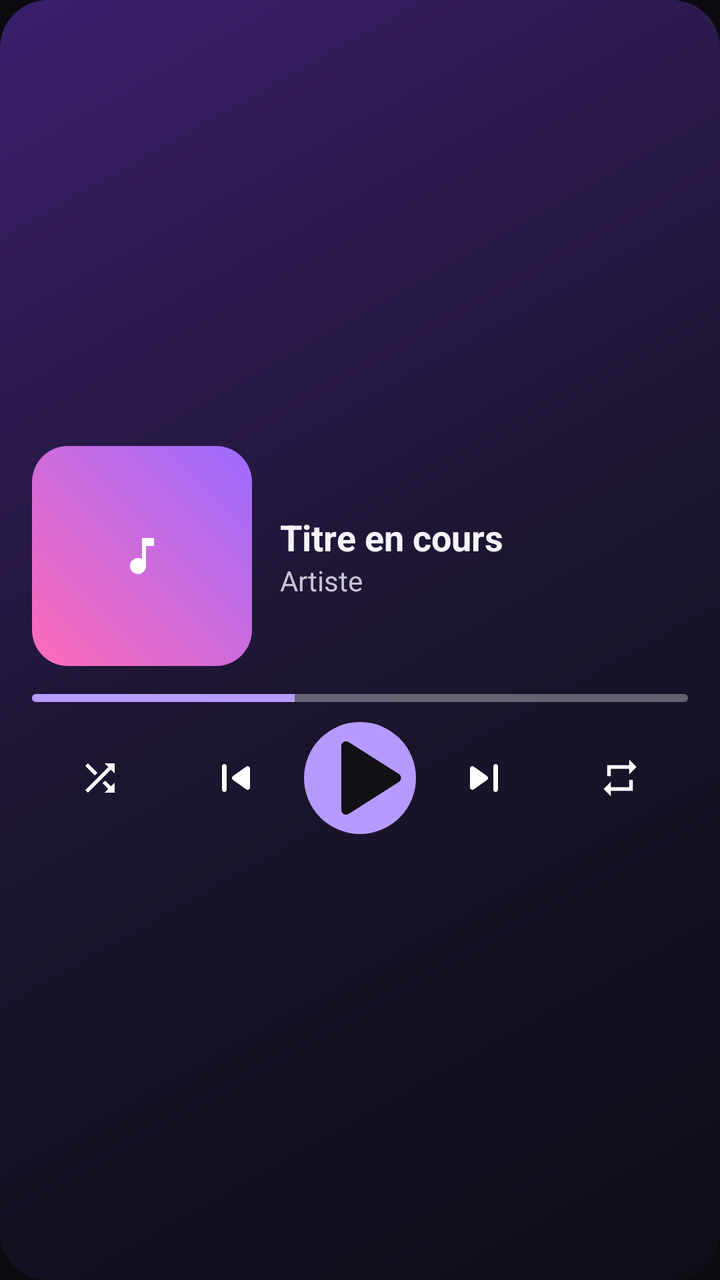
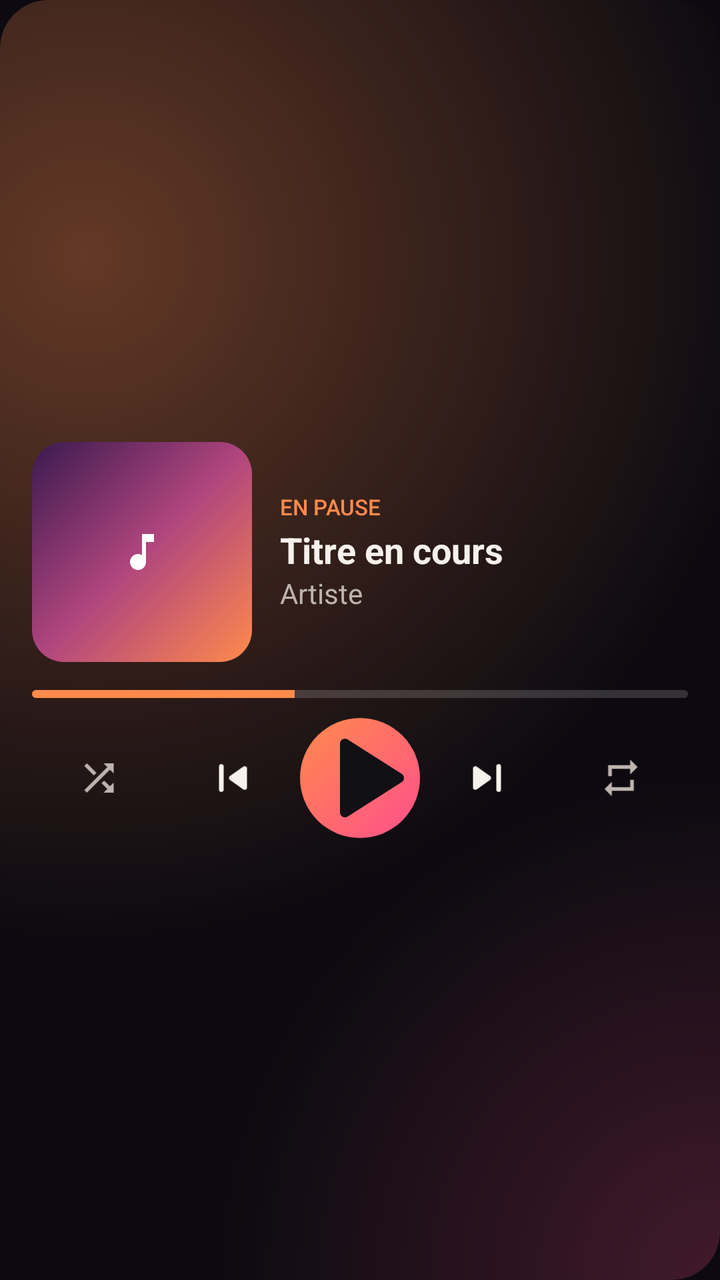

The first picture is an Android layout as it rendered before a commit; the second is the same layout after the commit. The layout source and the unified diff follow.
<!-- AndroidManifest.xml: application theme Theme.Synxio.Splash -->
<!-- res/layout/widget_preview_large.xml -->
<?xml version="1.0" encoding="utf-8"?>
<LinearLayout xmlns:android="http://schemas.android.com/apk/res/android"
    android:layout_width="match_parent"
    android:layout_height="match_parent"
    android:background="@drawable/widget_preview_bg"
    android:gravity="center_vertical"
    android:orientation="vertical"
    android:padding="16dp">

    <LinearLayout
        android:layout_width="match_parent"
        android:layout_height="wrap_content"
        android:gravity="center_vertical"
        android:orientation="horizontal">

        <ImageView
            android:layout_width="110dp"
            android:layout_height="110dp"
            android:background="@drawable/widget_preview_art"
            android:importantForAccessibility="no"
            android:scaleType="center"
            android:src="@drawable/ic_widget_note" />

        <LinearLayout
            android:layout_width="0dp"
            android:layout_height="wrap_content"
            android:layout_marginStart="14dp"
            android:layout_weight="1"
            android:orientation="vertical">

            <TextView
                android:layout_width="wrap_content"
                android:layout_height="wrap_content"
                android:maxLines="1"
                android:text="@string/widget_preview_title"
                android:textColor="#FFF5F3FA"
                android:textSize="18sp"
                android:textStyle="bold" />

            <TextView
                android:layout_width="wrap_content"
                android:layout_height="wrap_content"
                android:maxLines="1"
                android:text="@string/widget_preview_artist"
                android:textColor="#FFC9C4D6"
                android:textSize="14sp" />
        </LinearLayout>
    </LinearLayout>

    <ProgressBar
        style="@android:style/Widget.ProgressBar.Horizontal"
        android:layout_width="match_parent"
        android:layout_height="4dp"
        android:layout_marginTop="14dp"
        android:progress="40"
        android:progressBackgroundTint="#55FFFFFF"
        android:progressTint="#FFB59BFF" />

    <LinearLayout
        android:layout_width="match_parent"
        android:layout_height="wrap_content"
        android:layout_marginTop="10dp"
        android:gravity="center"
        android:orientation="horizontal">

        <ImageView
            android:layout_width="0dp"
            android:layout_height="22dp"
            android:layout_weight="1"
            android:importantForAccessibility="no"
            android:src="@drawable/ic_widget_shuffle" />

        <ImageView
            android:layout_width="0dp"
            android:layout_height="28dp"
            android:layout_weight="1"
            android:importantForAccessibility="no"
            android:src="@drawable/ic_widget_previous" />

        <ImageView
            android:layout_width="56dp"
            android:layout_height="56dp"
            android:importantForAccessibility="no"
            android:src="@drawable/widget_preview_play" />

        <ImageView
            android:layout_width="0dp"
            android:layout_height="28dp"
            android:layout_weight="1"
            android:importantForAccessibility="no"
            android:src="@drawable/ic_widget_next" />

        <ImageView
            android:layout_width="0dp"
            android:layout_height="22dp"
            android:layout_weight="1"
            android:importantForAccessibility="no"
            android:src="@drawable/ic_widget_repeat" />
    </LinearLayout>
</LinearLayout>
<!-- resources referenced by this layout -->
<resources>
  <!-- drawable ic_widget_note (drawable) -->
  <vector xmlns:android="http://schemas.android.com/apk/res/android"
      android:width="24dp"
      android:height="24dp"
      android:viewportWidth="24"
      android:viewportHeight="24">
      <path
          android:fillColor="#FFFFFFFF"
          android:pathData="M12,3v10.55c-0.59,-0.34 -1.27,-0.55 -2,-0.55 -2.21,0 -4,1.79 -4,4s1.79,4 4,4 4,-1.79 4,-4V7h4V3h-6z" />
  </vector>
  <!-- drawable ic_widget_repeat (drawable) -->
  <vector xmlns:android="http://schemas.android.com/apk/res/android"
      android:width="24dp"
      android:height="24dp"
      android:viewportWidth="24"
      android:viewportHeight="24">
      <path
          android:fillColor="#FFFFFFFF"
          android:pathData="M7,7h10v3l4,-4 -4,-4v3L5,5v6h2L7,7zM17,17L7,17v-3l-4,4 4,4v-3h12v-6h-2v4z" />
  </vector>
  <!-- drawable widget_preview_art (drawable) -->
  <?xml version="1.0" encoding="utf-8"?>
  <shape xmlns:android="http://schemas.android.com/apk/res/android" android:shape="rectangle">
      <gradient
          android:angle="45"
          android:endColor="#FF9B6BFF"
          android:startColor="#FFFF6BB8" />
      <corners android:radius="18dp" />
  </shape>
  <!-- drawable widget_preview_bg (drawable) -->
  <?xml version="1.0" encoding="utf-8"?>
  <shape xmlns:android="http://schemas.android.com/apk/res/android" android:shape="rectangle">
      <gradient
          android:angle="315"
          android:centerColor="#FF1C1530"
          android:endColor="#FF0E0D14"
          android:startColor="#FF3A1F6B" />
      <corners android:radius="24dp" />
  </shape>
  <!-- drawable widget_preview_play (drawable) -->
  <?xml version="1.0" encoding="utf-8"?>
  <layer-list xmlns:android="http://schemas.android.com/apk/res/android">
      <item>
          <shape android:shape="oval">
              <solid android:color="#FFB59BFF" />
          </shape>
      </item>
      <item
          android:width="24dp"
          android:height="24dp"
          android:drawable="@drawable/ic_widget_preview_play"
          android:gravity="center" />
  </layer-list>
  <string name="widget_preview_artist">Artiste</string>
  <string name="widget_preview_title">Titre en cours</string>
  <style name="Theme.Synxio.Splash" parent="Theme.Synxio">
          <item name="android:windowBackground">@color/splash_background</item>
          <item name="android:navigationBarColor">@android:color/transparent</item>
          <item name="android:statusBarColor">@android:color/transparent</item>
      </style>
  <style name="Theme.Synxio" parent="Theme.AppCompat.NoActionBar" />
  <color name="splash_background">#0B0B0F</color>
  <!-- unchanged entries left out for length: 4 -->
</resources>

<!-- the commit's change to res/layout/widget_preview_large.xml (unified diff, before → after) -->
@@ -1,8 +1,12 @@
 <?xml version="1.0" encoding="utf-8"?>
 <LinearLayout xmlns:android="http://schemas.android.com/apk/res/android"
+    xmlns:tools="http://schemas.android.com/tools"
+    tools:ignore="UseAppTint"
+    android:id="@android:id/background"
     android:layout_width="match_parent"
     android:layout_height="match_parent"
-    android:background="@drawable/widget_preview_bg"
+    android:background="@drawable/widget_lumen_preview_bg"
+    android:clipToOutline="true"
     android:gravity="center_vertical"
     android:orientation="vertical"
     android:padding="16dp">
@@ -16,10 +20,11 @@
         <ImageView
             android:layout_width="110dp"
             android:layout_height="110dp"
-            android:background="@drawable/widget_preview_art"
+            android:background="@drawable/widget_lumen_preview_art"
             android:importantForAccessibility="no"
             android:scaleType="center"
-            android:src="@drawable/ic_widget_note" />
+            android:src="@drawable/ic_widget_note"
+            android:tint="#B3FFFFFF" />
 
         <LinearLayout
             android:layout_width="0dp"
@@ -31,18 +36,31 @@
             <TextView
                 android:layout_width="wrap_content"
                 android:layout_height="wrap_content"
+                android:fontFamily="sans-serif-medium"
+                android:maxLines="1"
+                android:text="@string/widget_eyebrow_paused"
+                android:textAllCaps="true"
+                android:textColor="#FFFF8A4C"
+                android:textSize="11sp" />
+
+            <TextView
+                android:layout_width="wrap_content"
+                android:layout_height="wrap_content"
+                android:layout_marginTop="2dp"
+                android:ellipsize="end"
                 android:maxLines="1"
                 android:text="@string/widget_preview_title"
-                android:textColor="#FFF5F3FA"
+                android:textColor="#FFF6F1EC"
                 android:textSize="18sp"
                 android:textStyle="bold" />
 
             <TextView
                 android:layout_width="wrap_content"
                 android:layout_height="wrap_content"
+                android:ellipsize="end"
                 android:maxLines="1"
                 android:text="@string/widget_preview_artist"
-                android:textColor="#FFC9C4D6"
+                android:textColor="#FFBDB4AF"
                 android:textSize="14sp" />
         </LinearLayout>
     </LinearLayout>
@@ -53,8 +71,8 @@
         android:layout_height="4dp"
         android:layout_marginTop="14dp"
         android:progress="40"
-        android:progressBackgroundTint="#55FFFFFF"
-        android:progressTint="#FFB59BFF" />
+        android:progressBackgroundTint="#29FFFFFF"
+        android:progressTint="#FFFF8A4C" />
 
     <LinearLayout
         android:layout_width="match_parent"
@@ -68,33 +86,37 @@
             android:layout_height="22dp"
             android:layout_weight="1"
             android:importantForAccessibility="no"
-            android:src="@drawable/ic_widget_shuffle" />
+            android:src="@drawable/ic_widget_shuffle"
+            android:tint="#FFBDB4AF" />
 
         <ImageView
             android:layout_width="0dp"
             android:layout_height="28dp"
             android:layout_weight="1"
             android:importantForAccessibility="no"
-            android:src="@drawable/ic_widget_previous" />
+            android:src="@drawable/ic_widget_previous"
+            android:tint="#FFF6F1EC" />
 
         <ImageView
-            android:layout_width="56dp"
-            android:layout_height="56dp"
+            android:layout_width="60dp"
+            android:layout_height="60dp"
             android:importantForAccessibility="no"
-            android:src="@drawable/widget_preview_play" />
+            android:src="@drawable/widget_lumen_preview_play" />
 
         <ImageView
             android:layout_width="0dp"
             android:layout_height="28dp"
             android:layout_weight="1"
             android:importantForAccessibility="no"
-            android:src="@drawable/ic_widget_next" />
+            android:src="@drawable/ic_widget_next"
+            android:tint="#FFF6F1EC" />
 
         <ImageView
             android:layout_width="0dp"
             android:layout_height="22dp"
             android:layout_weight="1"
             android:importantForAccessibility="no"
-            android:src="@drawable/ic_widget_repeat" />
+            android:src="@drawable/ic_widget_repeat"
+            android:tint="#FFBDB4AF" />
     </LinearLayout>
 </LinearLayout>
<!-- resource entries referenced after the edit -->
@@ -20,39 +20,61 @@
           android:fillColor="#FFFFFFFF"
           android:pathData="M7,7h10v3l4,-4 -4,-4v3L5,5v6h2L7,7zM17,17L7,17v-3l-4,4 4,4v-3h12v-6h-2v4z" />
   </vector>
-  <!-- drawable widget_preview_art (drawable) -->
-  <?xml version="1.0" encoding="utf-8"?>
-  <shape xmlns:android="http://schemas.android.com/apk/res/android" android:shape="rectangle">
-      <gradient
-          android:angle="45"
-          android:endColor="#FF9B6BFF"
-          android:startColor="#FFFF6BB8" />
-      <corners android:radius="18dp" />
-  </shape>
-  <!-- drawable widget_preview_bg (drawable) -->
+  <!-- drawable widget_lumen_preview_art (drawable) -->
   <?xml version="1.0" encoding="utf-8"?>
   <shape xmlns:android="http://schemas.android.com/apk/res/android" android:shape="rectangle">
       <gradient
           android:angle="315"
-          android:centerColor="#FF1C1530"
-          android:endColor="#FF0E0D14"
-          android:startColor="#FF3A1F6B" />
-      <corners android:radius="24dp" />
+          android:centerColor="#FFB0457E"
+          android:endColor="#FFFF8A4C"
+          android:startColor="#FF3A1A4F" />
+      <corners android:radius="16dp" />
   </shape>
-  <!-- drawable widget_preview_play (drawable) -->
+  <!-- drawable widget_lumen_preview_bg (drawable) -->
   <?xml version="1.0" encoding="utf-8"?>
   <layer-list xmlns:android="http://schemas.android.com/apk/res/android">
       <item>
-          <shape android:shape="oval">
-              <solid android:color="#FFB59BFF" />
+          <shape android:shape="rectangle">
+              <solid android:color="#FF0C0A10" />
+              <corners android:radius="24dp" />
           </shape>
       </item>
+      <item>
+          <shape android:shape="rectangle">
+              <gradient
+                  android:centerX="0.12"
+                  android:centerY="0.2"
+                  android:endColor="#00FF8A4C"
+                  android:gradientRadius="95%"
+                  android:startColor="#5CFF8A4C"
+                  android:type="radial" />
+              <corners android:radius="24dp" />
+          </shape>
+      </item>
+      <item>
+          <shape android:shape="rectangle">
+              <gradient
+                  android:centerX="1"
+                  android:centerY="1"
+                  android:endColor="#00FF4F8B"
+                  android:gradientRadius="70%"
+                  android:startColor="#38FF4F8B"
+                  android:type="radial" />
+              <corners android:radius="24dp" />
+          </shape>
+      </item>
+  </layer-list>
+  <!-- drawable widget_lumen_preview_play (drawable) -->
+  <?xml version="1.0" encoding="utf-8"?>
+  <layer-list xmlns:android="http://schemas.android.com/apk/res/android">
+      <item android:drawable="@drawable/widget_play_disc" />
       <item
           android:width="24dp"
           android:height="24dp"
           android:drawable="@drawable/ic_widget_preview_play"
           android:gravity="center" />
   </layer-list>
+  <string name="widget_eyebrow_paused">En pause</string>
   <string name="widget_preview_artist">Artiste</string>
   <string name="widget_preview_title">Titre en cours</string>
   <style name="Theme.Synxio.Splash" parent="Theme.Synxio">
@@ -60,8 +82,17 @@
           <item name="android:navigationBarColor">@android:color/transparent</item>
           <item name="android:statusBarColor">@android:color/transparent</item>
       </style>
+  <!-- drawable widget_play_disc (drawable) -->
+  <?xml version="1.0" encoding="utf-8"?>
+  <shape xmlns:android="http://schemas.android.com/apk/res/android" android:shape="oval">
+      <gradient
+          android:angle="315"
+          android:endColor="#FFFF4F8B"
+          android:startColor="#FFFF8A4C"
+          android:type="linear" />
+  </shape>
   <style name="Theme.Synxio" parent="Theme.AppCompat.NoActionBar" />
-  <color name="splash_background">#0B0B0F</color>
+  <color name="splash_background">#0C0A10</color>
   <!-- unchanged entries left out for length: 4 -->
 </resources>
 
